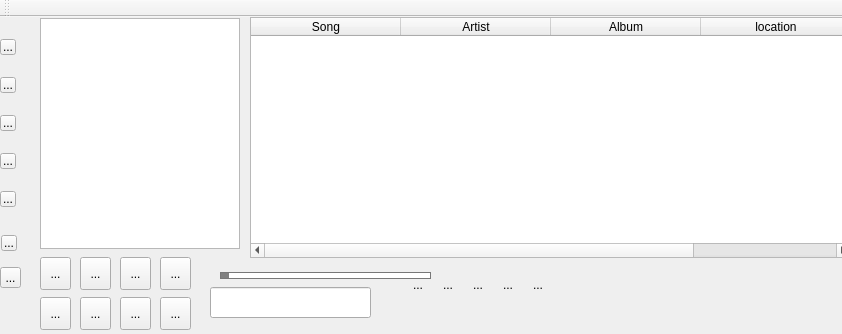
Before: the Qt Designer form mainwindow.ui in milohr/babe-qt, drawn with Qt 5.
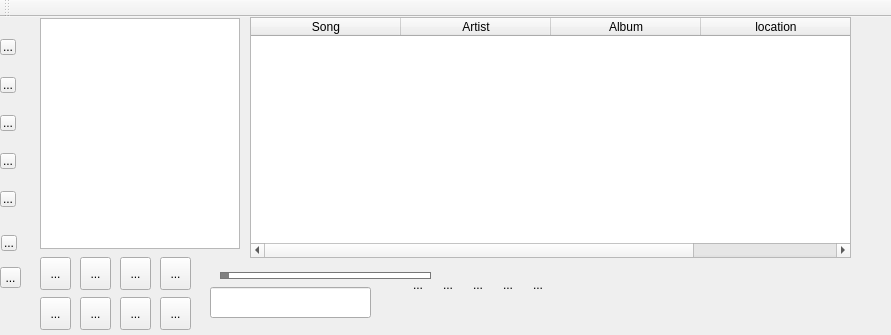
After: the same form once the commit is applied. Icons and pictures are not drawn.

The edit to the form file:
```diff
--- a/mainwindow.ui
+++ b/mainwindow.ui
@@ -6,8 +6,8 @@
    <rect>
     <x>0</x>
     <y>0</y>
-    <width>842</width>
-    <height>334</height>
+    <width>891</width>
+    <height>335</height>
    </rect>
   </property>
   <property name="windowTitle">
```
Left out of the diff: 15 changed lines with no effect on the pictures.
